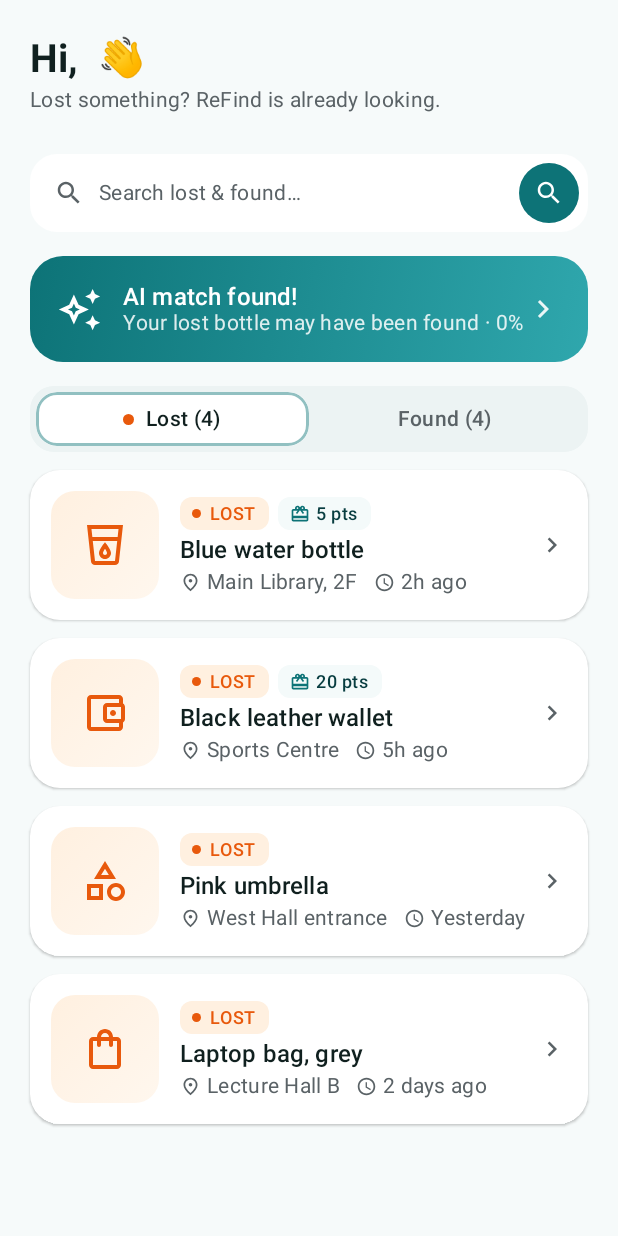
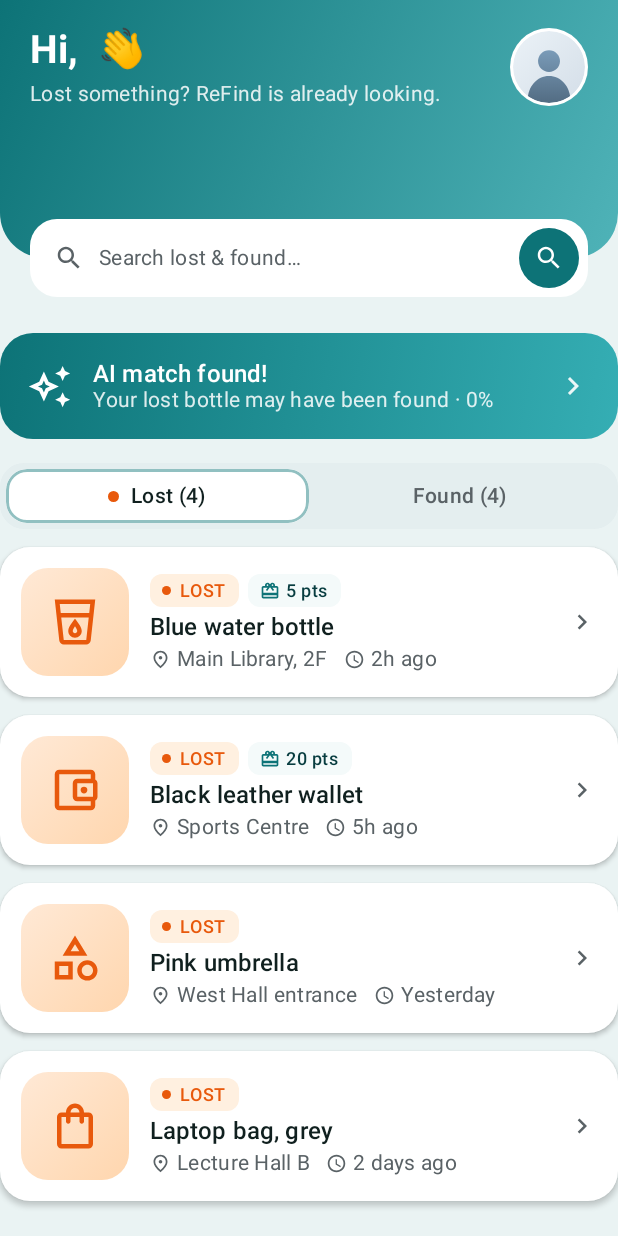
Before and after one commit to android-app-development-course/2026-Autumn-Aberdeen-1-ReFind, an Android app built with Jetpack Compose: the composable FeedScreen called with sample values from the repository, on a phone screen of 412 x 824 dp. Run offline under Robolectric (Android 15) with nearby library versions, the phone set to English and light mode, and no system bars.

Commit message:
feat(app): teal hero band on the feed, scroll with content
Visual pass responding to 'usable but not beautiful':
- Feed opens with a rounded teal gradient band carrying the greeting and
  the avatar; the white search card overlaps its bottom edge. The band is
  the first scroll item so everything moves together.
- Page background tuned to a clearer mist teal so white cards float.
- Item hero tiles use richer gradients with bigger icons; match banner
  uses a diagonal gradient; card elevation bumped.
- Removed the decorative dots/bubbles entirely per review.

```diff
--- a/app/src/main/java/com/refind/app/ui/components/Common.kt
+++ b/app/src/main/java/com/refind/app/ui/components/Common.kt
@@ -16,6 +16,7 @@ import androidx.compose.foundation.layout.Box
 import androidx.compose.foundation.layout.Column
 import androidx.compose.foundation.layout.Row
 import androidx.compose.foundation.layout.Spacer
+import androidx.compose.foundation.layout.offset
 import androidx.compose.foundation.layout.fillMaxWidth
 import androidx.compose.foundation.layout.padding
 import androidx.compose.foundation.layout.size
@@ -154,9 +155,9 @@ fun ItemCard(
     val interaction = remember { MutableInteractionSource() }
     val heroBrush = Brush.linearGradient(
         colors = if (item.status == ItemStatus.LOST) {
-            listOf(LostOrangeContainer, Color(0xFFFFF7EE))
+            listOf(Color(0xFFFFE9D6), Color(0xFFFFD6AE))
         } else {
-            listOf(Teal100, Color(0xFFF7FCFC))
+            listOf(Color(0xFFD9EDF1), Color(0xFFBCDfE4))
         },
     )
     val heroTint = if (item.status == ItemStatus.LOST) LostOrange else Teal700
@@ -170,7 +171,7 @@ fun ItemCard(
         interactionSource = interaction,
         shape = RoundedCornerShape(20.dp),
         colors = CardDefaults.cardColors(containerColor = MaterialTheme.colorScheme.surface),
-        elevation = CardDefaults.cardElevation(defaultElevation = 1.dp),
+        elevation = CardDefaults.cardElevation(defaultElevation = 2.dp),
     ) {
         Row(
             modifier = Modifier.padding(14.dp),
@@ -179,7 +180,7 @@ fun ItemCard(
             Box(
                 modifier = Modifier
                     .size(72.dp)
-                    .clip(RoundedCornerShape(16.dp))
+                    .clip(RoundedCornerShape(18.dp))
                     .background(heroBrush),
                 contentAlignment = Alignment.Center,
             ) {
@@ -187,7 +188,7 @@ fun ItemCard(
                     imageVector = categoryIcon(item.category),
                     contentDescription = item.category.label,
                     tint = heroTint,
-                    modifier = Modifier.size(32.dp),
+                    modifier = Modifier.size(36.dp),
                 )
             }
             Spacer(Modifier.width(14.dp))
@@ -318,15 +319,24 @@ fun MatchBanner(
         colors = CardDefaults.cardColors(containerColor = Color.Transparent),
         elevation = CardDefaults.cardElevation(defaultElevation = 0.dp),
     ) {
-        Row(
+        Box(
             modifier = Modifier
                 .fillMaxWidth()
                 .background(
-                    Brush.linearGradient(listOf(Teal700, Color(0xFF2FA7AD))),
+                    Brush.linearGradient(
+                        listOf(Teal700, Color(0xFF35AEB4)),
+                        start = androidx.compose.ui.geometry.Offset(0f, 0f),
+                        end = androidx.compose.ui.geometry.Offset(
+                            Float.POSITIVE_INFINITY, Float.POSITIVE_INFINITY,
+                        ),
+                    ),
                 )
                 .padding(18.dp),
-            verticalAlignment = Alignment.CenterVertically,
         ) {
+            Row(
+                verticalAlignment = Alignment.CenterVertically,
+                modifier = Modifier.fillMaxWidth(),
+            ) {
             Icon(
                 Icons.Outlined.AutoAwesome,
                 contentDescription = null,
@@ -352,6 +362,7 @@ fun MatchBanner(
                 tint = Color.White.copy(alpha = 0.9f),
                 modifier = Modifier.size(24.dp),
             )
+            }
         }
     }
 }
--- a/app/src/main/java/com/refind/app/ui/screens/FeedScreen.kt
+++ b/app/src/main/java/com/refind/app/ui/screens/FeedScreen.kt
@@ -1,19 +1,20 @@
 package com.refind.app.ui.screens
 
-import androidx.compose.animation.animateColorAsState
+import androidx.compose.foundation.Image
 import androidx.compose.foundation.background
-import androidx.compose.foundation.border
-import androidx.compose.foundation.clickable
 import androidx.compose.foundation.layout.Arrangement
 import androidx.compose.foundation.layout.Box
 import androidx.compose.foundation.layout.Column
+import androidx.compose.foundation.layout.PaddingValues
 import androidx.compose.foundation.layout.Row
 import androidx.compose.foundation.layout.Spacer
 import androidx.compose.foundation.layout.fillMaxSize
 import androidx.compose.foundation.layout.fillMaxWidth
 import androidx.compose.foundation.layout.height
+import androidx.compose.foundation.layout.offset
 import androidx.compose.foundation.layout.padding
 import androidx.compose.foundation.layout.size
+import androidx.compose.foundation.layout.statusBarsPadding
 import androidx.compose.foundation.layout.width
 import androidx.compose.foundation.lazy.LazyColumn
 import androidx.compose.foundation.lazy.itemsIndexed
@@ -32,19 +33,28 @@ import androidx.compose.runtime.setValue
 import androidx.compose.ui.Alignment
 import androidx.compose.ui.Modifier
 import androidx.compose.ui.draw.clip
+import androidx.compose.ui.graphics.Brush
 import androidx.compose.ui.graphics.Color
+import androidx.compose.ui.layout.ContentScale
+import androidx.compose.ui.res.painterResource
 import androidx.compose.ui.unit.dp
-import com.refind.app.data.DemoData
+import com.refind.app.R
 import com.refind.app.data.ItemReport
 import com.refind.app.data.ItemStatus
 import com.refind.app.ui.components.ItemCard
 import com.refind.app.ui.components.MatchBanner
 import com.refind.app.ui.components.StatusTabs
 import com.refind.app.ui.components.staggerIn
+import com.refind.app.ui.theme.Teal400
+import com.refind.app.ui.theme.Teal700
+
+/** Hero band height; the search card overlaps its bottom edge. */
+private val HeroBandHeight = 172.dp
 
 /**
- * Home feed: greeting, the AI-match banner, a Lost/Found segmented switch
- * and the report cards. Cards enter with a staggered slide-up.
+ * Home feed: a teal hero band carries the greeting, the white search card
+ * overlaps its rounded bottom edge, then the AI-match banner, the
+ * Lost/Found switch and the report cards.
  */
 @Composable
 fun FeedScreen(
@@ -61,70 +71,25 @@ fun FeedScreen(
 
     LazyColumn(
         modifier = modifier.fillMaxSize(),
-        contentPadding = androidx.compose.foundation.layout.PaddingValues(
-            start = 20.dp, end = 20.dp, top = 12.dp, bottom = 120.dp,
-        ),
+        contentPadding = PaddingValues(bottom = 120.dp),
         verticalArrangement = Arrangement.spacedBy(12.dp),
     ) {
-        item(key = "greeting") {
-            Column(Modifier.fillMaxWidth()) {
-                Spacer(Modifier.height(12.dp))
-                Text(
-                    text = "Hi, $userName 👋",
-                    style = MaterialTheme.typography.headlineMedium,
-                    color = MaterialTheme.colorScheme.onBackground,
+        item(key = "hero") {
+            // The hero band scrolls with the content; the search card hangs
+            // over its bottom edge by 26dp (extra spacing added to the banner).
+            Box {
+                HeroBand(userName = userName)
+                SearchCard(
+                    modifier = Modifier
+                        .align(Alignment.BottomCenter)
+                        .offset(y = 26.dp)
+                        .padding(horizontal = 20.dp),
                 )
-                Spacer(Modifier.height(4.dp))
-                Text(
-                    text = "Lost something? ReFind is already looking.",
-                    style = MaterialTheme.typography.bodyMedium,
-                    color = MaterialTheme.colorScheme.onSurfaceVariant,
-                )
-                Spacer(Modifier.height(16.dp))
-            }
-        }
-        item(key = "search") {
-            Row(
-                modifier = Modifier
-                    .fillMaxWidth()
-                    .clip(RoundedCornerShape(18.dp))
-                    .background(MaterialTheme.colorScheme.surface)
-                    .padding(start = 16.dp, end = 6.dp, top = 6.dp, bottom = 6.dp),
-                verticalAlignment = Alignment.CenterVertically,
-            ) {
-                Icon(
-                    Icons.Outlined.Search,
-                    contentDescription = null,
-                    tint = MaterialTheme.colorScheme.onSurfaceVariant,
-                    modifier = Modifier.size(20.dp),
-                )
-                Spacer(Modifier.width(10.dp))
-                Text(
-                    text = "Search lost & found…",
-                    style = MaterialTheme.typography.bodyMedium,
-                    color = MaterialTheme.colorScheme.onSurfaceVariant,
-                    modifier = Modifier.weight(1f),
-                )
-                Spacer(Modifier.width(10.dp))
-                // Round action button: makes the search affordance explicit.
-                Box(
-                    modifier = Modifier
-                        .size(40.dp)
-                        .clip(CircleShape)
-                        .background(MaterialTheme.colorScheme.primary),
-                    contentAlignment = Alignment.Center,
-                ) {
-                    Icon(
-                        Icons.Outlined.Search,
-                        contentDescription = "Search",
-                        tint = MaterialTheme.colorScheme.onPrimary,
-                        modifier = Modifier.size(20.dp),
-                    )
-                }
             }
         }
         item(key = "match-banner") {
-            Spacer(Modifier.height(4.dp))
+            // Compensate for the part of the search card hanging over the band.
+            Spacer(Modifier.height(38.dp))
             MatchBanner(
                 confidencePercent = matchConfidencePercent,
                 onClick = onMatchClick,
@@ -152,18 +117,96 @@ fun FeedScreen(
     }
 }
 
-/** Lost/Found switch shared with the My Reports screen. */
+/** Teal gradient band with the greeting and a soft decorative circle. */
 @Composable
-private fun SegmentedTabs(
-    selected: ItemStatus,
-    lostCount: Int,
-    foundCount: Int,
-    onSelect: (ItemStatus) -> Unit,
-    modifier: Modifier = Modifier,
-) = StatusTabs(
-    selected = selected,
-    lostCount = lostCount,
-    foundCount = foundCount,
-    onSelect = onSelect,
-    modifier = modifier,
-)
+private fun HeroBand(userName: String, modifier: Modifier = Modifier) {
+    Box(
+        modifier = modifier
+            .fillMaxWidth()
+            .height(HeroBandHeight)
+            .statusBarsPadding()
+            .clip(RoundedCornerShape(bottomStart = 30.dp, bottomEnd = 30.dp))
+            .background(Brush.linearGradient(listOf(Teal700, Teal400))),
+    ) {
+        Row(
+            modifier = Modifier
+                .fillMaxWidth()
+                .statusBarsPadding()
+                .padding(start = 20.dp, end = 20.dp, top = 18.dp),
+            verticalAlignment = Alignment.CenterVertically,
+        ) {
+            Column(Modifier.weight(1f)) {
+                Text(
+                    text = "Hi, $userName 👋",
+                    style = MaterialTheme.typography.headlineMedium,
+                    color = Color.White,
+                )
+                Spacer(Modifier.height(6.dp))
+                Text(
+                    text = "Lost something? ReFind is already looking.",
+                    style = MaterialTheme.typography.bodyMedium,
+                    color = Color.White.copy(alpha = 0.85f),
+                )
+            }
+            Spacer(Modifier.width(14.dp))
+            // Round avatar with a white ring, echoing the reference layout.
+            Box(
+                modifier = Modifier
+                    .size(52.dp)
+                    .clip(CircleShape)
+                    .background(Color.White)
+                    .padding(2.dp)
+                    .clip(CircleShape),
+            ) {
+                Image(
+                    painter = painterResource(R.drawable.avatar_default),
+                    contentDescription = "Avatar",
+                    contentScale = ContentScale.Crop,
+                    modifier = Modifier.fillMaxSize(),
+                )
+            }
+        }
+    }
+}
+
+/** White search card with a round teal action button. */
+@Composable
+private fun SearchCard(modifier: Modifier = Modifier) {
+    Row(
+        modifier = modifier
+            .fillMaxWidth()
+            .clip(RoundedCornerShape(18.dp))
+            .background(MaterialTheme.colorScheme.surface)
+            .padding(start = 16.dp, end = 6.dp, top = 6.dp, bottom = 6.dp),
+        verticalAlignment = Alignment.CenterVertically,
+    ) {
+        Icon(
+            Icons.Outlined.Search,
+            contentDescription = null,
+            tint = MaterialTheme.colorScheme.onSurfaceVariant,
+            modifier = Modifier.size(20.dp),
+        )
+        Spacer(Modifier.width(10.dp))
+        Text(
+            text = "Search lost & found…",
+            style = MaterialTheme.typography.bodyMedium,
+            color = MaterialTheme.colorScheme.onSurfaceVariant,
+            modifier = Modifier.weight(1f),
+        )
+        Spacer(Modifier.width(10.dp))
+        Box(
+            modifier = Modifier
+                .size(40.dp)
+                .clip(CircleShape)
+                .background(MaterialTheme.colorScheme.primary),
+            contentAlignment = Alignment.Center,
+        ) {
+            Icon(
+                Icons.Outlined.Search,
+                contentDescription = "Search",
+                tint = MaterialTheme.colorScheme.onPrimary,
+                modifier = Modifier.size(20.dp),
+            )
+        }
+    }
+}
--- a/app/src/main/java/com/refind/app/ui/theme/Color.kt
+++ b/app/src/main/java/com/refind/app/ui/theme/Color.kt
@@ -24,9 +24,9 @@ val MatchGreenContainer = Color(0xFFE3F5E8)
 val MatchGreenDark = Color(0xFF69DB7C)
 val MatchGreenContainerDark = Color(0xFF113B1C)
 
-val BackgroundLight = Color(0xFFF6FAFA)
+val BackgroundLight = Color(0xFFEAF3F3)
 val SurfaceLight = Color(0xFFFFFFFF)
-val SurfaceVariantLight = Color(0xFFECF3F3)
+val SurfaceVariantLight = Color(0xFFE4EEEF)
 
 val BackgroundDark = Color(0xFF0C1617)
 val SurfaceDark = Color(0xFF122021)
```
